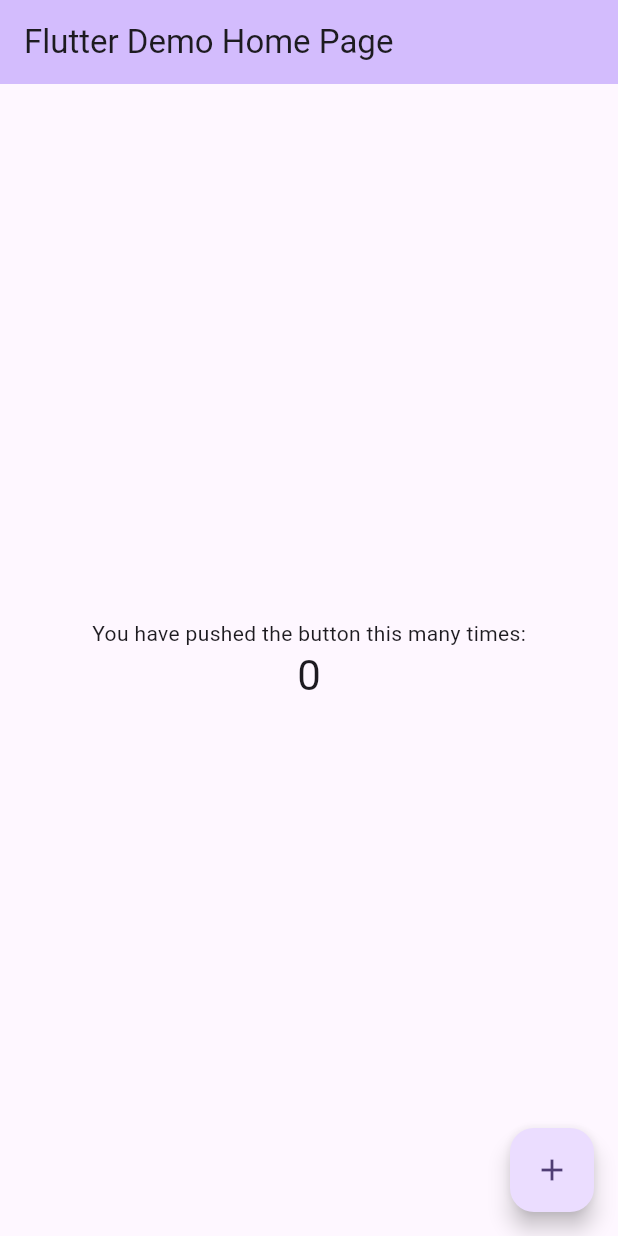
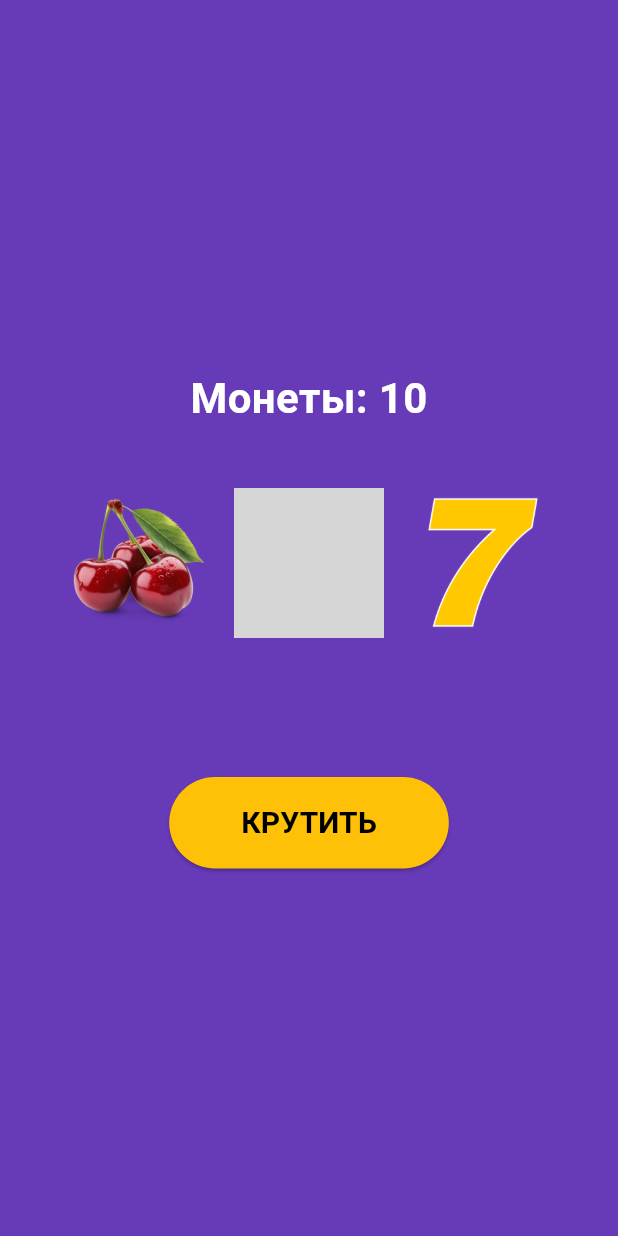
Before and after one commit to IvanLazarevISP242/Flutter_Lab9_Lazarev, a Flutter app: the screen it shows after launch, on a phone screen of 412 x 824 dp. Run offline on Flutter 3.47's test engine with Material 3 defaults, Android fonts, the light colour scheme and no system bars; grey boxes are pictures that could not be loaded.

Commit message:
Add SlotMachine with StatefulWidget, random symbols and coin counter

```diff
--- a/lib/main.dart
+++ b/lib/main.dart
@@ -1,122 +1,14 @@
 import 'package:flutter/material.dart';
+import 'package:slot_machine_lazarev/slot_machine.dart';
 
 void main() {
-  runApp(const MyApp());
+  runApp(
+    MaterialApp(
+      debugShowCheckedModeBanner: false,
+      home: Scaffold(
+        backgroundColor: Colors.deepPurple,
+        body: SlotMachine(),
+      ),
+    ),
+  );
 }
-
-class MyApp extends StatelessWidget {
-  const MyApp({super.key});
-
-  // This widget is the root of your application.
-  @override
-  Widget build(BuildContext context) {
-    return MaterialApp(
-      title: 'Flutter Demo',
-      theme: ThemeData(
-        // This is the theme of your application.
-        //
-        // TRY THIS: Try running your application with "flutter run". You'll see
-        // the application has a purple toolbar. Then, without quitting the app,
-        // try changing the seedColor in the colorScheme below to Colors.green
-        // and then invoke "hot reload" (save your changes or press the "hot
-        // reload" button in a Flutter-supported IDE, or press "r" if you used
-        // the command line to start the app).
-        //
-        // Notice that the counter didn't reset back to zero; the application
-        // state is not lost during the reload. To reset the state, use hot
-        // restart instead.
-        //
-        // This works for code too, not just values: Most code changes can be
-        // tested with just a hot reload.
-        colorScheme: .fromSeed(seedColor: Colors.deepPurple),
-      ),
-      home: const MyHomePage(title: 'Flutter Demo Home Page'),
-    );
-  }
-}
-
-class MyHomePage extends StatefulWidget {
-  const MyHomePage({super.key, required this.title});
-
-  // This widget is the home page of your application. It is stateful, meaning
-  // that it has a State object (defined below) that contains fields that affect
-  // how it looks.
-
-  // This class is the configuration for the state. It holds the values (in this
-  // case the title) provided by the parent (in this case the App widget) and
-  // used by the build method of the State. Fields in a Widget subclass are
-  // always marked "final".
-
-  final String title;
-
-  @override
-  State<MyHomePage> createState() => _MyHomePageState();
-}
-
-class _MyHomePageState extends State<MyHomePage> {
-  int _counter = 0;
-
-  void _incrementCounter() {
-    setState(() {
-      // This call to setState tells the Flutter framework that something has
-      // changed in this State, which causes it to rerun the build method below
-      // so that the display can reflect the updated values. If we changed
-      // _counter without calling setState(), then the build method would not be
-      // called again, and so nothing would appear to happen.
-      _counter++;
-    });
-  }
-
-  @override
-  Widget build(BuildContext context) {
-    // This method is rerun every time setState is called, for instance as done
-    // by the _incrementCounter method above.
-    //
-    // The Flutter framework has been optimized to make rerunning build methods
-    // fast, so that you can just rebuild anything that needs updating rather
-    // than having to individually change instances of widgets.
-    return Scaffold(
-      appBar: AppBar(
-        // TRY THIS: Try changing the color here to a specific color (to
-        // Colors.amber, perhaps?) and trigger a hot reload to see the AppBar
-        // change color while the other colors stay the same.
-        backgroundColor: Theme.of(context).colorScheme.inversePrimary,
-        // Here we take the value from the MyHomePage object that was created by
-        // the App.build method, and use it to set our appbar title.
-        title: Text(widget.title),
-      ),
-      body: Center(
-        // Center is a layout widget. It takes a single child and positions it
-        // in the middle of the parent.
-        child: Column(
-          // Column is also a layout widget. It takes a list of children and
-          // arranges them vertically. By default, it sizes itself to fit its
-          // children horizontally, and tries to be as tall as its parent.
-          //
-          // Column has various properties to control how it sizes itself and
-          // how it positions its children. Here we use mainAxisAlignment to
-          // center the children vertically; the main axis here is the vertical
-          // axis because Columns are vertical (the cross axis would be
-          // horizontal).
-          //
-          // TRY THIS: Invoke "debug painting" (choose the "Toggle Debug Paint"
-          // action in the IDE, or press "p" in the console), to see the
-          // wireframe for each widget.
-          mainAxisAlignment: .center,
-          children: [
-            const Text('You have pushed the button this many times:'),
-            Text(
-              '$_counter',
-              style: Theme.of(context).textTheme.headlineMedium,
-            ),
-          ],
-        ),
-      ),
-      floatingActionButton: FloatingActionButton(
-        onPressed: _incrementCounter,
-        tooltip: 'Increment',
-        child: const Icon(Icons.add),
-      ),
-    );
-  }
-}
--- /dev/null
+++ b/lib/slot_machine.dart
@@ -0,0 +1,118 @@
+import 'package:flutter/material.dart';
+import 'dart:math';
+
+class SlotMachine extends StatefulWidget {
+  const SlotMachine({super.key});
+
+  @override
+  State<SlotMachine> createState() =>
+      _SlotMachineState();
+}
+
+class _SlotMachineState
+    extends State<SlotMachine> {
+  @override
+  void _spin() {
+    setState(() {
+      _slot1 =
+          _symbols[_random.nextInt(
+            _symbols.length,
+          )];
+      _slot2 =
+          _symbols[_random.nextInt(
+            _symbols.length,
+          )];
+      _slot3 =
+          _symbols[_random.nextInt(
+            _symbols.length,
+          )];
+
+      if (_slot1 == _slot2 && _slot2 == _slot3) {
+        _coins += 3;
+        _message = "Победа! +3 монеты";
+      } else {
+        _coins -= 1;
+        _message = "Попробуй еще раз  -1 монета";
+      }
+    });
+  }
+
+  Widget build(BuildContext context) {
+    return Column(
+      mainAxisAlignment: MainAxisAlignment.center,
+      children: [
+        Text(
+          'Монеты: $_coins',
+          style: TextStyle(
+            fontSize: 28,
+            color: Colors.white,
+            fontWeight: FontWeight.bold,
+          ),
+        ),
+        SizedBox(height: 40),
+        Row(
+          mainAxisAlignment:
+              MainAxisAlignment.center,
+          children: [
+            Image.asset(
+              _slot1,
+              width: 100,
+              height: 100,
+            ),
+            SizedBox(width: 16),
+            Image.asset(
+              _slot2,
+              width: 100,
+              height: 100,
+            ),
+            SizedBox(width: 16),
+            Image.asset(
+              _slot3,
+              width: 100,
+              height: 100,
+            ),
+          ],
+        ),
+        SizedBox(height: 24),
+        Text(
+          _message,
+          style: TextStyle(
+            fontSize: 20,
+            color: Colors.white,
+          ),
+        ),
+        SizedBox(height: 40),
+        ElevatedButton(
+          onPressed: _spin,
+          style: ElevatedButton.styleFrom(
+            backgroundColor: Colors.amber,
+            padding: EdgeInsets.symmetric(
+              horizontal: 48,
+              vertical: 16,
+            ),
+          ),
+          child: Text(
+            'КРУТИТЬ',
+            style: TextStyle(
+              fontSize: 20,
+              fontWeight: FontWeight.bold,
+              color: Colors.black,
+            ),
+          ),
+        ),
+      ],
+    );
+  }
+
+  final _random = Random();
+  final _symbols = [
+    'assets/images/cherry.png',
+    'assets/images/lemon.png',
+    'assets/images/seven.png',
+  ];
+  var _coins = 10;
+  var _slot1 = 'assets/images/cherry.png';
+  var _slot2 = 'assets/images/lemon.png';
+  var _slot3 = 'assets/images/seven.png';
+  var _message = '';
+}
```
